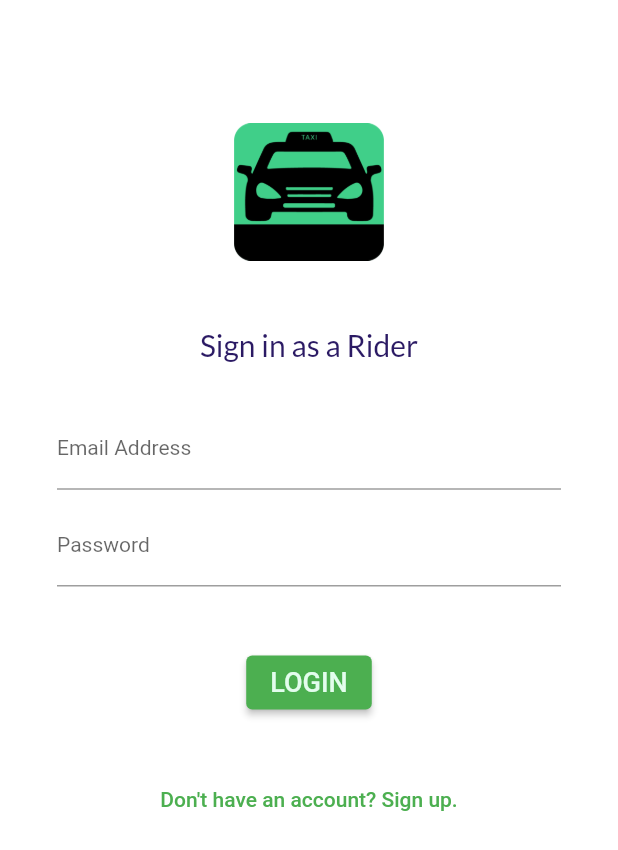
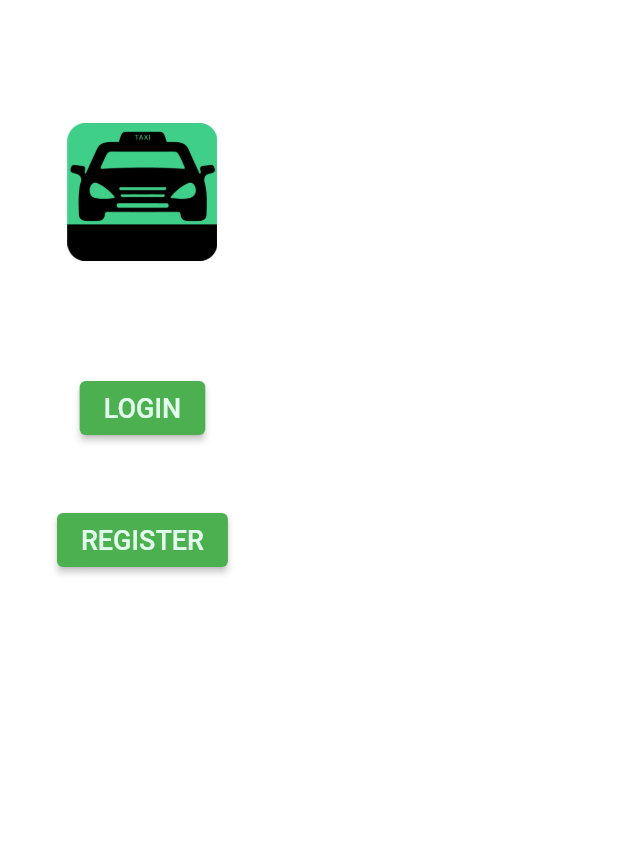
Before and after one commit to kasireij/jump, a Flutter app: the screen it shows after launch, on a phone screen of 412 x 824 dp. Shown: the top 850 px of the screen. Run offline on Flutter 3.47's test engine with Material 2 defaults, Android fonts, the phone set to English and light mode, and no system bars; missing offline and left inert: dart:html; Roboto replaces fonts that are missing (Brand-bold, Lato-Regular).

Commit message:
Routes
Added routes

```diff
--- a/flutter_app/lib/main.dart
+++ b/flutter_app/lib/main.dart
@@ -4,20 +4,26 @@
 
 import 'package:flutter/material.dart';
 import 'package:flutter_app/brand_colors.dart';
+import 'package:flutter_app/routes.dart';
+import 'package:flutter_app/screens/mainpage.dart';
 import 'package:flutter_app/screens/riderloginpage.dart';
 import 'package:flutter_app/screens/riderregisterpage.dart';
 
 void main() => runApp(MyApp());
 
 class MyApp extends StatelessWidget {
+  //const MyApp({Key? key}) : super(key: key);
+
   @override
   Widget build(BuildContext context) {
     return MaterialApp(
+      title: 'Jump Pacific',
       theme: ThemeData(
         fontFamily: 'Lato-Regular',
         primarySwatch: Colors.green,
       ),
-      home: RiderLoginPage(),
+      initialRoute: MainPage.route,
+      routes: getRoutes(),
     );
   }
 }
--- /dev/null
+++ b/flutter_app/lib/routes.dart
@@ -0,0 +1,11 @@
+import 'package:flutter_app/screens/mainpage.dart';
+import 'package:flutter_app/screens/riderloginpage.dart';
+import 'package:flutter_app/screens/riderregisterpage.dart';
+
+getRoutes() {
+  return {
+    MainPage.route: (context) => const MainPage(),
+    RiderLoginPage.route: (context) => const RiderLoginPage(),
+    RiderRegisterPage.route: (context) => const RiderRegisterPage(),
+  };
+}
--- a/flutter_app/lib/screens/mainpage.dart
+++ b/flutter_app/lib/screens/mainpage.dart
@@ -0,0 +1,78 @@
+import 'dart:html';
+
+import 'package:flutter/material.dart';
+import 'package:flutter_app/brand_colors.dart';
+import 'package:flutter_app/routes.dart';
+import 'package:flutter_app/screens/riderloginpage.dart';
+import 'package:flutter_app/screens/riderregisterpage.dart';
+
+class MainPage extends StatelessWidget {
+  const MainPage({Key? key}) : super(key: key);
+  static String route = "home";
+
+  @override
+  Widget build(BuildContext context) {
+    return Scaffold(
+      backgroundColor: Colors.white,
+      body: SafeArea(
+        child: SingleChildScrollView(
+          child: Padding(
+            padding: EdgeInsets.all(8.0),
+            child: Column(
+              children: <Widget>[
+                const SizedBox(
+                  height: 70,
+                ),
+                const Image(
+                  alignment: Alignment.center,
+                  height: 100.0,
+                  width: 100.0,
+                  image: AssetImage('assets/logo.png'),
+                ),
+                const SizedBox(
+                  height: 40,
+                ),
+                Padding(
+                  padding: const EdgeInsets.all(30.0),
+                  child: Column(
+                    children: [
+                      ElevatedButton(
+                        onPressed: () {
+                          Navigator.pushNamed(context, RiderLoginPage.route);
+                        },
+                        child: const Text(
+                          'LOGIN',
+                          style: TextStyle(
+                            fontSize: 18,
+                            fontFamily: 'Brand-bold',
+                            color: BrandColors.colorAccent1,
+                          ),
+                        ),
+                      ),
+                      const SizedBox(
+                        height: 40,
+                      ),
+                      ElevatedButton(
+                        onPressed: () {
+                          Navigator.pushNamed(context, RiderRegisterPage.route);
+                        },
+                        child: const Text(
+                          'REGISTER',
+                          style: TextStyle(
+                            fontSize: 18,
+                            fontFamily: 'Brand-bold',
+                            color: BrandColors.colorAccent1,
+                          ),
+                        ),
+                      ),
+                    ],
+                  ),
+                ),
+              ],
+            ),
+          ),
+        ),
+      ),
+    );
+  }
+}
--- a/flutter_app/lib/screens/riderloginpage.dart
+++ b/flutter_app/lib/screens/riderloginpage.dart
@@ -1,14 +1,15 @@
+// ignore_for_file: unnecessary_const
+
 import 'package:flutter/material.dart';
 import 'package:flutter_app/brand_colors.dart';
+import 'package:flutter_app/screens/riderregisterpage.dart';
 
 class RiderLoginPage extends StatelessWidget {
   const RiderLoginPage({Key? key}) : super(key: key);
+  static String route = "rider-login";
 
   @override
   Widget build(BuildContext context) {
-    /* final ButtonStyle style =
-        ElevatedButton.styleFrom(textStyle: const TextStyle(fontSize: 20));
- */
     return Scaffold(
       backgroundColor: Colors.white,
       body: SafeArea(
@@ -17,19 +18,19 @@ class RiderLoginPage extends StatelessWidget {
             padding: const EdgeInsets.all(8.0),
             child: Column(
               children: <Widget>[
-                SizedBox(
+                const SizedBox(
                   height: 70,
                 ),
-                Image(
+                const Image(
                   alignment: Alignment.center,
                   height: 100.0,
                   width: 100.0,
                   image: AssetImage('assets/logo.png'),
                 ),
-                SizedBox(
+                const SizedBox(
                   height: 40,
                 ),
-                Text(
+                const Text(
                   "Sign in as a Rider",
                   textAlign: TextAlign.center,
                   style: TextStyle(
@@ -42,7 +43,7 @@ class RiderLoginPage extends StatelessWidget {
                   padding: const EdgeInsets.all(30.0),
                   child: Column(
                     children: [
-                      TextField(
+                      const TextField(
                         keyboardType: TextInputType.emailAddress,
                         decoration: InputDecoration(
                           labelText: 'Email Address',
@@ -56,10 +57,10 @@ class RiderLoginPage extends StatelessWidget {
                         ),
                         style: TextStyle(fontSize: 14),
                       ),
-                      SizedBox(
+                      const SizedBox(
                         height: 10,
                       ),
-                      TextField(
+                      const TextField(
                         obscureText: true,
                         decoration: InputDecoration(
                           labelText: 'Password',
@@ -73,7 +74,7 @@ class RiderLoginPage extends StatelessWidget {
                         ),
                         style: TextStyle(fontSize: 14),
                       ),
-                      SizedBox(
+                      const SizedBox(
                         height: 40,
                       ),
                       ElevatedButton(
@@ -91,7 +92,9 @@ class RiderLoginPage extends StatelessWidget {
                   ),
                 ),
                 TextButton(
-                    onPressed: () {},
+                    onPressed: () {
+                      Navigator.pushNamed(context, RiderRegisterPage.route);
+                    },
                     child: const Text('Don\'t have an account? Sign up.')),
               ],
             ),
--- a/flutter_app/lib/screens/riderregisterpage.dart
+++ b/flutter_app/lib/screens/riderregisterpage.dart
@@ -1,7 +1,11 @@
 import 'package:flutter/material.dart';
 import 'package:flutter_app/brand_colors.dart';
+import 'package:flutter_app/screens/riderloginpage.dart';
 
 class RiderRegisterPage extends StatelessWidget {
+  const RiderRegisterPage({Key? key}) : super(key: key);
+  static String route = "rider-register";
+
   @override
   Widget build(BuildContext context) {
     return Scaffold(
@@ -25,7 +29,7 @@ class RiderRegisterPage extends StatelessWidget {
                   height: 40,
                 ),
                 Text(
-                  "Create an account with Jump Pacific",
+                  "Create a Jump account",
                   textAlign: TextAlign.center,
                   style: TextStyle(
                     fontSize: 20,
@@ -127,7 +131,9 @@ class RiderRegisterPage extends StatelessWidget {
                   ),
                 ),
                 TextButton(
-                    onPressed: () {},
+                    onPressed: () {
+                      Navigator.pushNamed(context, RiderLoginPage.route);
+                    },
                     child: const Text('Already have an account? Log in.')),
               ],
             ),
```
Also changed, not shown: 1 other file.
